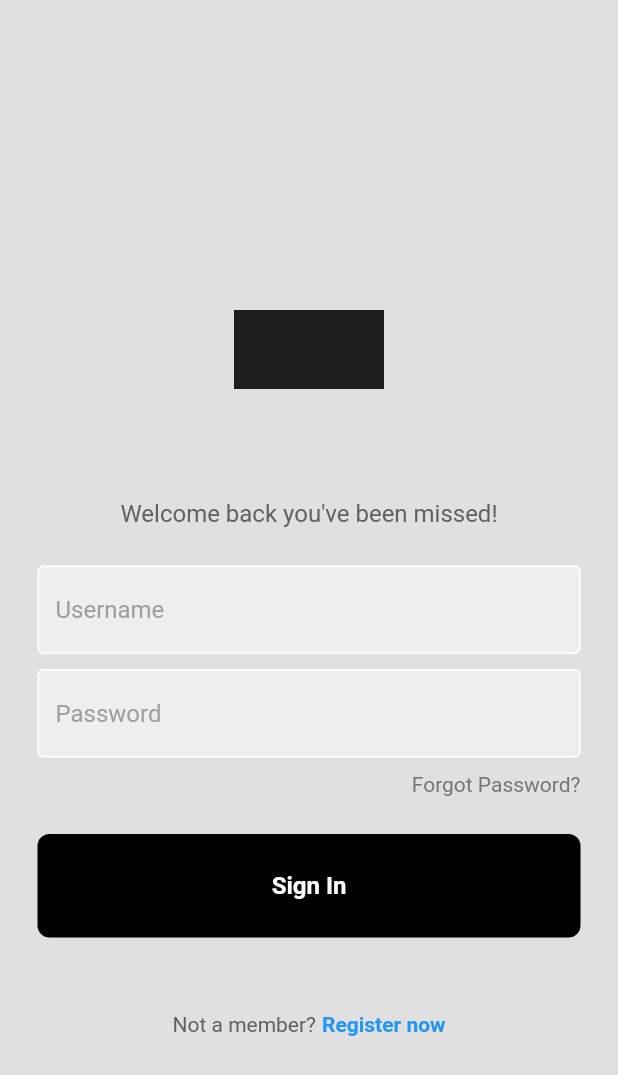
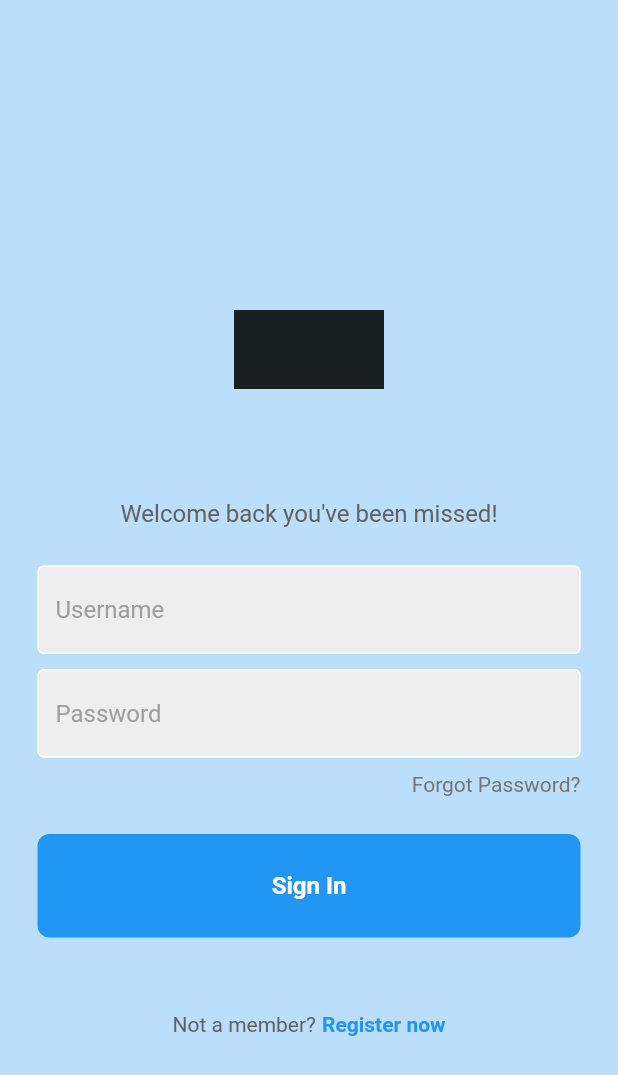
Before and after one commit to MiljenkoPetrovic/petpal, a Flutter app: the screen it shows after launch, on a phone screen of 412 x 824 dp. Shown: the top 1075 px of the screen. Run offline on Flutter 3.47's test engine with Material 2 defaults, Android fonts, the phone set to English and light mode, and no system bars.

Commit message:
Login UI complete

```diff
--- a/lib/components/my_button.dart
+++ b/lib/components/my_button.dart
@@ -13,7 +13,7 @@ class MyButton extends StatelessWidget {
         padding: const EdgeInsets.all(25),
         margin: const EdgeInsets.symmetric(horizontal: 25),
         decoration: BoxDecoration(
-          color: Colors.black,
+          color: Colors.blue,
           borderRadius: BorderRadius.circular(8),
         ),
         child: const Center(
--- a/lib/pages/login_page.dart
+++ b/lib/pages/login_page.dart
@@ -15,7 +15,7 @@ class LoginPage extends StatelessWidget {
   @override
   Widget build(BuildContext context) {
     return Scaffold(
-      backgroundColor: Colors.grey[300],
+      backgroundColor: Colors.blue[100],
       body: SafeArea(
         child: Center(
           child: Column(
--- a/pubspec.yaml
+++ b/pubspec.yaml
@@ -35,6 +35,7 @@ dependencies:
   # The following adds the Cupertino Icons font to your application.
   # Use with the CupertinoIcons class for iOS style icons.
   cupertino_icons: ^1.0.2
+  firebase_auth: ^4.9.0
 
 dev_dependencies:
   flutter_test:
```
Also changed, not shown: pubspec.lock, 3 other files.
